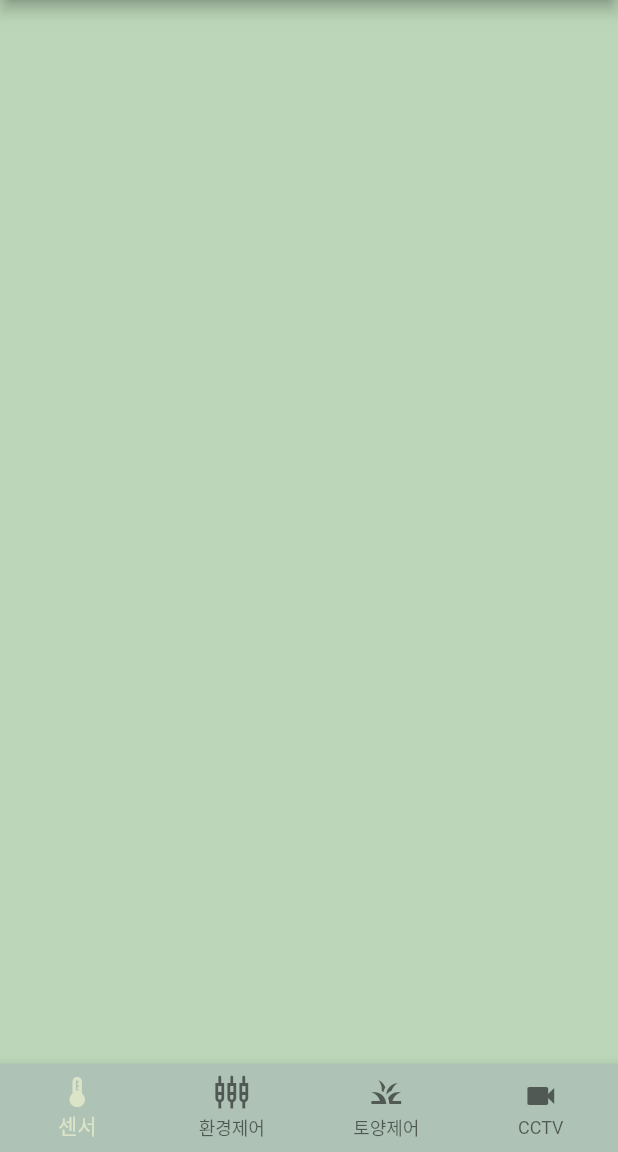
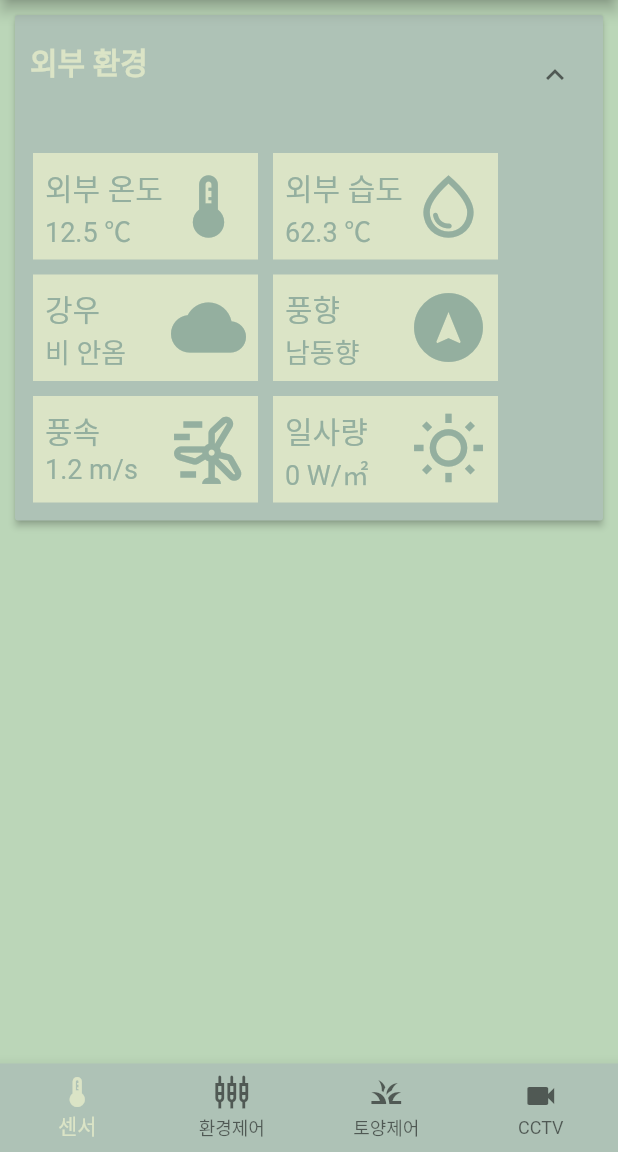
Before and after one commit to 4ix/ai_project_smartfarm, a Flutter app: the HomeScreen screen opened directly, on a phone screen of 412 x 824 dp, the part 84-1236 px from its top. Run offline on Flutter 3.47's test engine with Material 2 defaults, Android fonts, the phone set to English and light mode, and no system bars.

Commit message:
UI 구현 (센서 - 외부환경)

```diff
--- /dev/null
+++ b/lib/screens/external_sensor_screen.dart
@@ -0,0 +1,289 @@
+import 'package:flutter/material.dart';
+
+class ExternalSensor extends StatelessWidget {
+  const ExternalSensor({
+    super.key,
+  });
+
+  @override
+  Widget build(BuildContext context) {
+    return Padding(
+      padding: const EdgeInsets.all(12),
+      child: Column(
+        children: [
+          Row(
+            children: [
+              Column(
+                children: [
+                  Row(
+                    children: [
+                      Container(
+                        width: 150,
+                        height: 71,
+                        decoration: const BoxDecoration(
+                          color: Color(0XFFDBE4C6),
+                        ),
+                        child: const Padding(
+                          padding: EdgeInsets.all(8.0),
+                          child: Row(
+                            mainAxisAlignment: MainAxisAlignment.spaceBetween,
+                            children: [
+                              Column(
+                                crossAxisAlignment: CrossAxisAlignment.start,
+                                children: [
+                                  Text(
+                                    '외부 온도',
+                                    style: TextStyle(
+                                      fontSize: 20,
+                                      color: Color(0XFF94AF9F),
+                                    ),
+                                  ),
+                                  Text(
+                                    '12.5 ℃',
+                                    style: TextStyle(
+                                      fontSize: 18,
+                                      color: Color(0XFF94AF9F),
+                                    ),
+                                  ),
+                                ],
+                              ),
+                              Icon(
+                                Icons.device_thermostat_outlined,
+                                size: 50,
+                                color: Color(0XFF94AF9F),
+                              ),
+                            ],
+                          ),
+                        ),
+                      ),
+                      const SizedBox(
+                        width: 10,
+                      ),
+                      Container(
+                        width: 150,
+                        height: 71,
+                        decoration: const BoxDecoration(
+                          color: Color(0XFFDBE4C6),
+                        ),
+                        child: const Padding(
+                          padding: EdgeInsets.all(8.0),
+                          child: Row(
+                            mainAxisAlignment: MainAxisAlignment.spaceBetween,
+                            children: [
+                              Column(
+                                crossAxisAlignment: CrossAxisAlignment.start,
+                                children: [
+                                  Text(
+                                    '외부 습도',
+                                    style: TextStyle(
+                                      fontSize: 20,
+                                      color: Color(0XFF94AF9F),
+                                    ),
+                                  ),
+                                  Text(
+                                    '62.3 ℃',
+                                    style: TextStyle(
+                                      fontSize: 18,
+                                      color: Color(0XFF94AF9F),
+                                    ),
+                                  ),
+                                ],
+                              ),
+                              Icon(
+                                Icons.water_drop_outlined,
+                                size: 50,
+                                color: Color(0XFF94AF9F),
+                              ),
+                            ],
+                          ),
+                        ),
+                      ),
+                    ],
+                  ),
+                  //2번째 줄 시작
+                  const SizedBox(
+                    height: 10,
+                  ),
+                  Row(
+                    children: [
+                      Container(
+                        width: 150,
+                        height: 71,
+                        decoration: const BoxDecoration(
+                          color: Color(0XFFDBE4C6),
+                        ),
+                        child: const Padding(
+                          padding: EdgeInsets.all(8.0),
+                          child: Row(
+                            mainAxisAlignment: MainAxisAlignment.spaceBetween,
+                            children: [
+                              Column(
+                                crossAxisAlignment: CrossAxisAlignment.start,
+                                children: [
+                                  Text(
+                                    '강우',
+                                    style: TextStyle(
+                                      fontSize: 20,
+                                      color: Color(0XFF94AF9F),
+                                    ),
+                                  ),
+                                  Text(
+                                    '비 안옴',
+                                    style: TextStyle(
+                                      fontSize: 18,
+                                      color: Color(0XFF94AF9F),
+                                    ),
+                                  ),
+                                ],
+                              ),
+                              Icon(
+                                Icons.wb_cloudy,
+                                size: 50,
+                                color: Color(0XFF94AF9F),
+                              ),
+                            ],
+                          ),
+                        ),
+                      ),
+                      const SizedBox(
+                        width: 10,
+                      ),
+                      Container(
+                        width: 150,
+                        height: 71,
+                        decoration: const BoxDecoration(
+                          color: Color(0XFFDBE4C6),
+                        ),
+                        child: const Padding(
+                          padding: EdgeInsets.all(8.0),
+                          child: Row(
+                            mainAxisAlignment: MainAxisAlignment.spaceBetween,
+                            children: [
+                              Column(
+                                crossAxisAlignment: CrossAxisAlignment.start,
+                                children: [
+                                  Text(
+                                    '풍향',
+                                    style: TextStyle(
+                                      fontSize: 20,
+                                      color: Color(0XFF94AF9F),
+                                    ),
+                                  ),
+                                  Text(
+                                    '남동향',
+                                    style: TextStyle(
+                                      fontSize: 18,
+                                      color: Color(0XFF94AF9F),
+                                    ),
+                                  ),
+                                ],
+                              ),
+                              Icon(
+                                Icons.assistant_navigation,
+                                size: 50,
+                                color: Color(0XFF94AF9F),
+                              ),
+                            ],
+                          ),
+                        ),
+                      ),
+                    ],
+                  ),
+                  //3번째 줄 시작
+                  const SizedBox(
+                    height: 10,
+                  ),
+                  Row(
+                    children: [
+                      Container(
+                        width: 150,
+                        height: 71,
+                        decoration: const BoxDecoration(
+                          color: Color(0XFFDBE4C6),
+                        ),
+                        child: const Padding(
+                          padding: EdgeInsets.all(8.0),
+                          child: Row(
+                            mainAxisAlignment: MainAxisAlignment.spaceBetween,
+                            children: [
+                              Column(
+                                crossAxisAlignment: CrossAxisAlignment.start,
+                                children: [
+                                  Text(
+                                    '풍속',
+                                    style: TextStyle(
+                                      fontSize: 20,
+                                      color: Color(0XFF94AF9F),
+                                    ),
+                                  ),
+                                  Text(
+                                    '1.2 m/s',
+                                    style: TextStyle(
+                                      fontSize: 18,
+                                      color: Color(0XFF94AF9F),
+                                    ),
+                                  ),
+                                ],
+                              ),
+                              Icon(
+                                Icons.wind_power_outlined,
+                                size: 50,
+                                color: Color(0XFF94AF9F),
+                              ),
+                            ],
+                          ),
+                        ),
+                      ),
+                      const SizedBox(
+                        width: 10,
+                      ),
+                      Container(
+                        width: 150,
+                        height: 71,
+                        decoration: const BoxDecoration(
+                          color: Color(0XFFDBE4C6),
+                        ),
+                        child: const Padding(
+                          padding: EdgeInsets.all(8.0),
+                          child: Row(
+                            mainAxisAlignment: MainAxisAlignment.spaceBetween,
+                            children: [
+                              Column(
+                                crossAxisAlignment: CrossAxisAlignment.start,
+                                children: [
+                                  Text(
+                                    '일사량',
+                                    style: TextStyle(
+                                      fontSize: 20,
+                                      color: Color(0XFF94AF9F),
+                                    ),
+                                  ),
+                                  Text(
+                                    '0 W/㎡',
+                                    style: TextStyle(
+                                      fontSize: 18,
+                                      color: Color(0XFF94AF9F),
+                                    ),
+                                  ),
+                                ],
+                              ),
+                              Icon(
+                                Icons.wb_sunny_outlined,
+                                size: 50,
+                                color: Color(0XFF94AF9F),
+                              ),
+                            ],
+                          ),
+                        ),
+                      ),
+                    ],
+                  ),
+                ],
+              ),
+            ],
+          ),
+        ],
+      ),
+    );
+  }
+}
--- a/lib/screens/home_screen.dart
+++ b/lib/screens/home_screen.dart
@@ -2,9 +2,17 @@ import 'package:flutter/material.dart';
 import 'package:smartfarm/shared/menu_drawer.dart';
 
 import '../shared/menu_bottom.dart';
+import 'external_sensor_screen.dart';
 
-class HomeScreen extends StatelessWidget {
+class HomeScreen extends StatefulWidget {
   const HomeScreen({super.key});
+
+  @override
+  State<HomeScreen> createState() => _HomeScreenState();
+}
+
+class _HomeScreenState extends State<HomeScreen> {
+  bool _expanded1 = true;
 
   @override
   Widget build(BuildContext context) {
@@ -21,6 +29,38 @@ class HomeScreen extends StatelessWidget {
           )
         ],
       ),
+      body: Padding(
+        padding: const EdgeInsets.all(10),
+        child: SingleChildScrollView(
+          child: ExpansionPanelList(
+            children: [
+              ExpansionPanel(
+                backgroundColor: const Color(0XFFAEC2B6),
+                headerBuilder: (context, isExpanded) {
+                  return const Padding(
+                    padding: EdgeInsets.symmetric(horizontal: 10),
+                    child: Text(
+                      '외부 환경',
+                      style: TextStyle(
+                        color: Color(0XFFDBE4C6),
+                        fontSize: 20,
+                        fontWeight: FontWeight.w600,
+                      ),
+                    ),
+                  );
+                },
+                body: const ExternalSensor(),
+                isExpanded: _expanded1,
+              ),
+            ],
+            expansionCallback: (panelIndex, isExpanded) {
+              setState(() {
+                _expanded1 = !_expanded1;
+              });
+            },
+          ),
+        ),
+      ),
       drawer: const MenuDrawer(),
       bottomNavigationBar: const MenuBottom(),
     );
```
